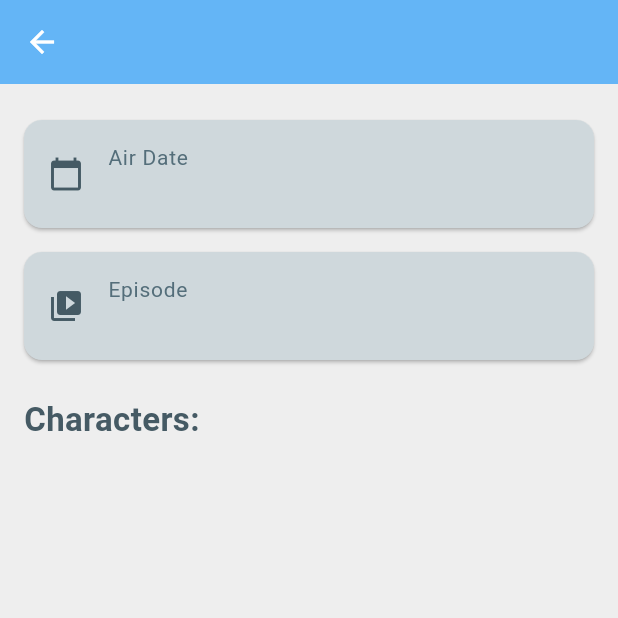
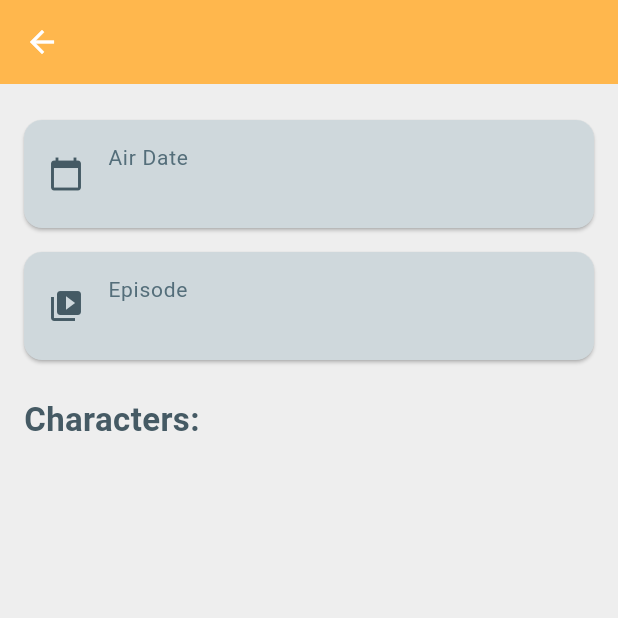
Before and after one commit to yasirkas/Rick_and_Morty_App, a Flutter app: the EpisodeDetails screen opened directly with empty values, on a phone screen of 412 x 824 dp, the top half of it. Run offline on Flutter 3.47's test engine with Material 3 defaults, Android fonts, the phone set to English and light mode, and no system bars; our stand-ins replace dio; network calls fail.

Commit message:
package deletions and edits due to error

```diff
--- a/lib/feature_product/character/character_page.dart
+++ b/lib/feature_product/character/character_page.dart
@@ -31,7 +31,7 @@ class _CharacterPageState extends State<CharacterPage> {
       appBar: AppBar(
         centerTitle: true,
         title: const Text("Characters"),
-        backgroundColor: Colors.orangeAccent,
+        backgroundColor: Colors.blueAccent,
         foregroundColor: Colors.white,
       ),
       body: _characters == null
--- a/lib/feature_product/episode/episode_details.dart
+++ b/lib/feature_product/episode/episode_details.dart
@@ -18,7 +18,7 @@ class EpisodeDetails extends StatelessWidget {
           episode.name ?? '',
           style: const TextStyle(fontWeight: FontWeight.bold),
         ),
-        backgroundColor: Colors.blue.shade300,
+        backgroundColor: Colors.orange.shade300,
         foregroundColor: Colors.white,
         elevation: 0,
       ),
--- a/lib/feature_product/episode/episode_page.dart
+++ b/lib/feature_product/episode/episode_page.dart
@@ -35,7 +35,7 @@ class _EpisodePageState extends State<EpisodePage>
         centerTitle: true,
         foregroundColor: Colors.white,
         title: const Text("Episodes"),
-        backgroundColor: Colors.blueAccent,
+        backgroundColor: Colors.orangeAccent,
       ),
       body: isLoading
           ? Center(child: Image.asset('assets/gif/portal_loading.gif'))
--- a/pubspec.yaml
+++ b/pubspec.yaml
@@ -33,10 +33,6 @@ dependencies:
 
   # api
   dio: ^5.8.0+1
-
-  # connectivity check
-  connectivity_plus: ^6.1.3
-
 
   # The following adds the Cupertino Icons font to your application.
   # Use with the CupertinoIcons class for iOS style icons.
```
Also changed, not shown: lib/feature_product/character/character_details.dart (+9 -3 lines), 3 other files.
